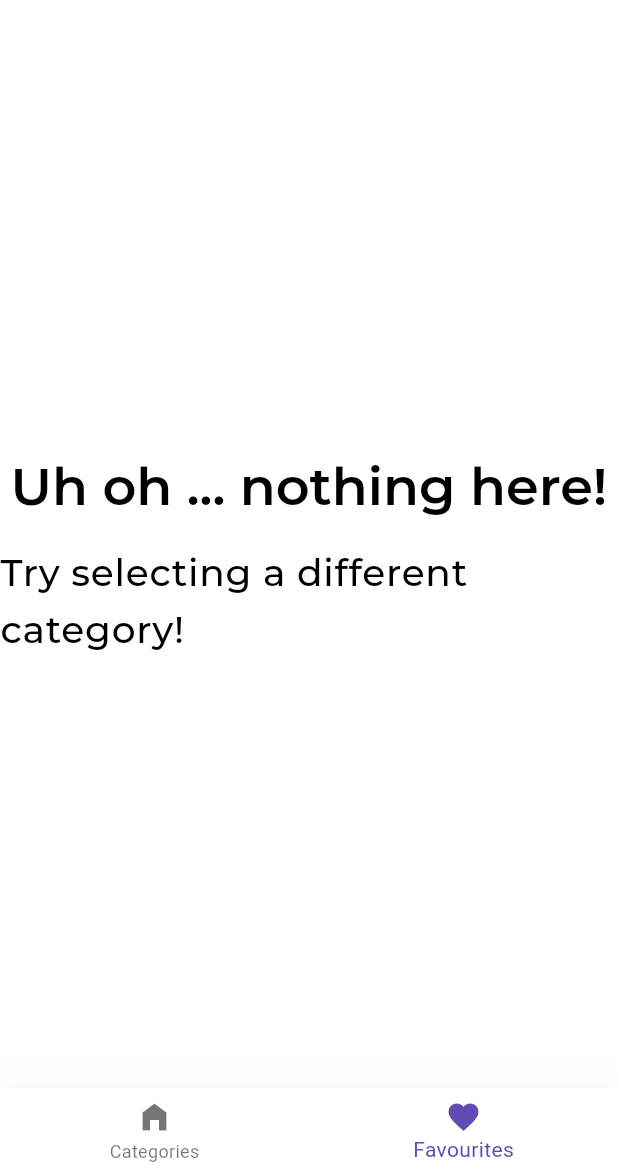
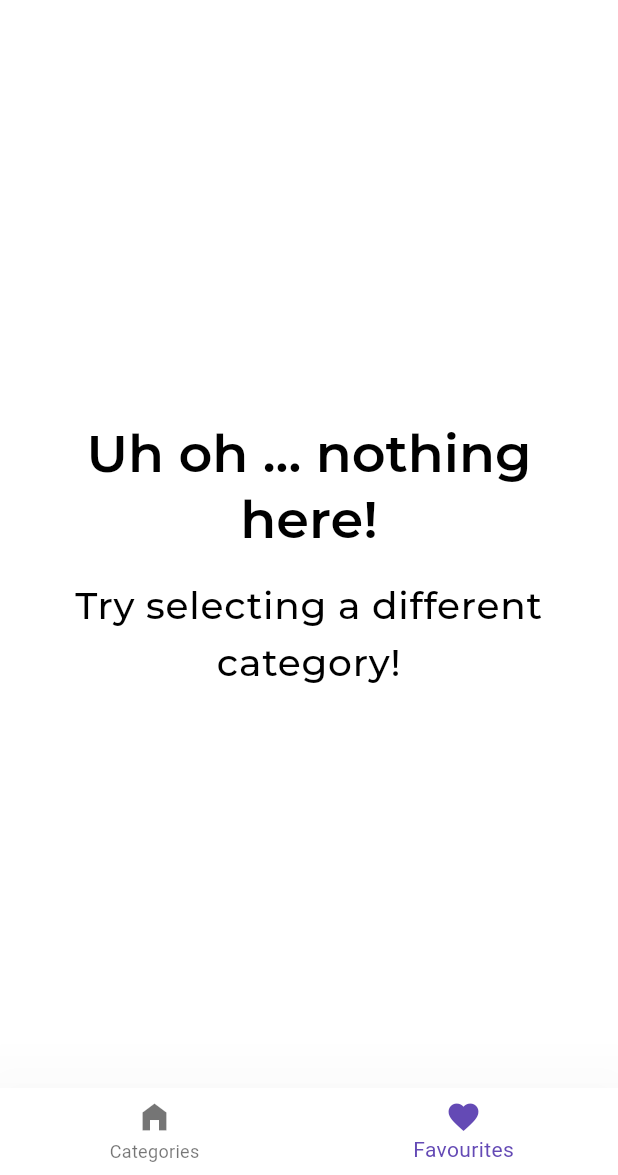
Before and after one commit to KaterinaOsipenko/Menu-app, a Flutter app: the screen it shows after launch, item 2 of the bottom bar chosen, on a phone screen of 412 x 824 dp, the part 61-1236 px from its top. Run offline on Flutter 3.47's test engine with Material 2 defaults, Android fonts, the phone set to English and light mode, and no system bars; our stand-ins replace flutter_colorpicker, google_fonts, transparent_image; missing offline and left inert: colornames.

```diff
--- a/lib/screens/home/categories.dart
+++ b/lib/screens/home/categories.dart
@@ -9,7 +9,9 @@ import 'package:menu_app/widgets/home/greeting.dart';
 
 class CategoriesScreen extends StatefulWidget {
   final void Function(Meal meal) onToggleFavourite;
-  const CategoriesScreen({super.key, required this.onToggleFavourite});
+  final List<Meal> meals;
+  const CategoriesScreen(
+      {super.key, required this.onToggleFavourite, required this.meals});
 
   @override
   State<CategoriesScreen> createState() => _CategoriesScreenState();
@@ -82,6 +84,7 @@ class _CategoriesScreenState extends State<CategoriesScreen> {
               ),
               CategoryViewWidget(
                 availableCategoriesList: availableCategories,
+                meals: widget.meals,
                 onToggleFavourite: widget.onToggleFavourite,
               ),
             ],
--- a/lib/screens/tab_screen.dart
+++ b/lib/screens/tab_screen.dart
@@ -1,10 +1,19 @@
 import 'package:flutter/material.dart';
+import 'package:menu_app/data/dummy_meal.dart';
+import 'package:menu_app/models/filters.dart';
 import 'package:menu_app/models/meal.dart';
 import 'package:menu_app/screens/filters_screen.dart';
 import 'package:menu_app/screens/home/categories.dart';
 import 'package:menu_app/screens/meal/meals_screen.dart';
 import 'package:menu_app/utils/constants.dart';
 import 'package:menu_app/widgets/main_drawer.dart';
+
+const kInitialFilters = {
+  Filters.glutenFree: false,
+  Filters.lactoseFree: false,
+  Filters.vegeterian: false,
+  Filters.vegan: false
+};
 
 class TabScreen extends StatefulWidget {
   const TabScreen({super.key});
@@ -16,6 +25,7 @@ class TabScreen extends StatefulWidget {
 class _TabScreenState extends State<TabScreen> {
   int activeIndex = 0;
   List<Meal> favouriteMeal = [];
+  Map<Filters, bool> selectedFilters = kInitialFilters;
 
   void onSelectedTab(int index) {
     setState(() {
@@ -38,21 +48,45 @@ class _TabScreenState extends State<TabScreen> {
     if (identifier == filtersMsg) {
       final result = await Navigator.of(context).push(
         MaterialPageRoute(
-          builder: (context) => const FiltersScreen(),
+          builder: (context) => FiltersScreen(
+            currentFilters: selectedFilters,
+          ),
         ),
       );
-      print(result);
+      setState(() {
+        selectedFilters = result ?? kInitialFilters;
+      });
     }
   }
 
   @override
   Widget build(BuildContext context) {
-    Widget activePage = CategoriesScreen(onToggleFavourite: onToggleFavourite);
+    final filteredMeals = dummyMeals.where((meal) {
+      if (selectedFilters[Filters.glutenFree]! && !meal.isGlutenFree) {
+        return false;
+      }
+      if (selectedFilters[Filters.lactoseFree]! && !meal.isLactoseFree) {
+        return false;
+      }
+      if (selectedFilters[Filters.vegan]! && !meal.isVegan) {
+        return false;
+      }
+      if (selectedFilters[Filters.vegeterian]! && !meal.isVegetarian) {
+        return false;
+      }
+      return true;
+    }).toList();
+
+    Widget activePage = CategoriesScreen(
+      onToggleFavourite: onToggleFavourite,
+      meals: filteredMeals,
+    );
     if (activeIndex == 1) {
       activePage = MealsScreen(
-          title: favouritesPageTitle,
-          meals: favouriteMeal,
-          onToggleFavourite: onToggleFavourite);
+        title: favouritesPageTitle,
+        meals: favouriteMeal,
+        onToggleFavourite: onToggleFavourite,
+      );
     }
     return Scaffold(
       drawer: MainDrawer(
--- /dev/null
+++ b/lib/widgets/meals/empty_meals.dart
@@ -0,0 +1,36 @@
+import 'package:flutter/material.dart';
+import 'package:menu_app/utils/constants.dart';
+
+class EmptyMeals extends StatelessWidget {
+  const EmptyMeals({super.key});
+
+  @override
+  Widget build(BuildContext context) {
+    return Container(
+      padding: EdgeInsets.symmetric(
+          horizontal: MediaQuery.sizeOf(context).width * 0.02),
+      child: Center(
+        child: Column(
+          mainAxisSize: MainAxisSize.min,
+          children: [
+            Text(
+              nothingHereMsg,
+              style: Theme.of(context).textTheme.headlineLarge!.copyWith(
+                    color: Theme.of(context).colorScheme.onBackground,
+                  ),
+              textAlign: TextAlign.center,
+            ),
+            const SizedBox(height: 16),
+            Text(
+              trySelectAnotherCategoryMsg,
+              style: Theme.of(context).textTheme.bodyLarge!.copyWith(
+                    color: Theme.of(context).colorScheme.onBackground,
+                  ),
+              textAlign: TextAlign.center,
+            ),
+          ],
+        ),
+      ),
+    );
+  }
+}
--- a/lib/widgets/meals/meals_veiw_widget.dart
+++ b/lib/widgets/meals/meals_veiw_widget.dart
@@ -1,5 +1,6 @@
 import 'package:flutter/material.dart';
 import 'package:menu_app/utils/constants.dart';
+import 'package:menu_app/widgets/meals/empty_meals.dart';
 
 import 'package:menu_app/widgets/meals/meal_item_widget.dart';
 import 'package:menu_app/models/meal.dart';
@@ -13,26 +14,7 @@ class MealsViewWidget extends StatelessWidget {
   @override
   Widget build(BuildContext context) {
     return meals.isEmpty
-        ? Center(
-            child: Column(
-              mainAxisSize: MainAxisSize.min,
-              children: [
-                Text(
-                  nothingHereMsg,
-                  style: Theme.of(context).textTheme.headlineLarge!.copyWith(
-                        color: Theme.of(context).colorScheme.onBackground,
-                      ),
-                ),
-                const SizedBox(height: 16),
-                Text(
-                  trySelectAnotherCategoryMsg,
-                  style: Theme.of(context).textTheme.bodyLarge!.copyWith(
-                        color: Theme.of(context).colorScheme.onBackground,
-                      ),
-                ),
-              ],
-            ),
-          )
+        ? const EmptyMeals()
         : ListView.builder(
             itemBuilder: (context, index) {
               return MealItemWidget(
```
Also changed, not shown: lib/screens/filters_screen.dart (+65 -3 lines), lib/widgets/home/category_view.dart (+8 -6 lines).
